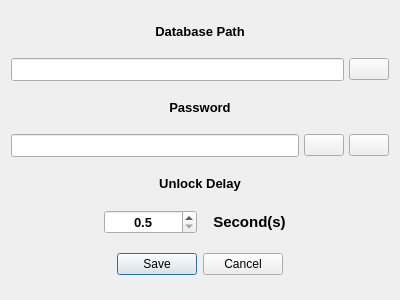
Before: the Qt Designer form src/ui/NewDatabase.ui in AdrianoGoede/LockBox, drawn with Qt 5.
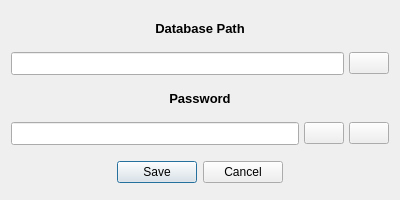
After: the same form once the commit is applied. Icons and pictures are not drawn.

The edit to the form file:
```diff
--- a/src/ui/NewDatabase.ui
+++ b/src/ui/NewDatabase.ui
@@ -7,25 +7,25 @@
     <x>0</x>
     <y>0</y>
     <width>400</width>
-    <height>300</height>
+    <height>200</height>
    </rect>
   </property>
   <property name="minimumSize">
    <size>
     <width>400</width>
-    <height>300</height>
+    <height>200</height>
    </size>
   </property>
   <property name="maximumSize">
    <size>
     <width>400</width>
-    <height>300</height>
+    <height>200</height>
    </size>
   </property>
   <property name="windowTitle">
    <string>New Database</string>
   </property>
-  <layout class="QVBoxLayout" name="verticalLayout" stretch="1,1,1,1,1,1,1">
+  <layout class="QVBoxLayout" name="verticalLayout" stretch="1,1,1,1,1">
    <property name="bottomMargin">
     <number>5</number>
    </property>
@@ -162,105 +162,6 @@
      </item>
     </layout>
    </item>
-   <item>
-    <widget class="QLabel" name="lbUnlockDelay">
-     <property name="sizePolicy">
-      <sizepolicy hsizetype="Preferred" vsizetype="Maximum">
-       <horstretch>0</horstretch>
-       <verstretch>0</verstretch>
-      </sizepolicy>
-     </property>
-     <property name="font">
-      <font>
-       <pointsize>10</pointsize>
-       <bold>true</bold>
-      </font>
-     </property>
-     <property name="text">
-      <string>Unlock Delay</string>
-     </property>
-     <property name="alignment">
-      <set>Qt::AlignmentFlag::AlignBottom|Qt::AlignmentFlag::AlignHCenter</set>
-     </property>
-    </widget>
-   </item>
-   <item>
-    <layout class="QHBoxLayout" name="unlockDelayLayout" stretch="1,1,1,1">
-     <item>
-      <spacer name="horizontalSpacer1">
-       <property name="orientation">
-        <enum>Qt::Orientation::Horizontal</enum>
-       </property>
-       <property name="sizeHint" stdset="0">
-        <size>
-         <width>40</width>
-         <height>20</height>
-        </size>
-       </property>
-      </spacer>
-     </item>
-     <item>
-      <widget class="QDoubleSpinBox" name="dsbUnlockDelay">
-       <property name="font">
-        <font>
-         <pointsize>10</pointsize>
-         <bold>true</bold>
-        </font>
-       </property>
-       <property name="alignment">
-        <set>Qt::AlignmentFlag::AlignCenter</set>
-       </property>
-       <property name="decimals">
-        <number>1</number>
-       </property>
-       <property name="minimum">
-        <double>0.500000000000000</double>
-       </property>
-       <property name="maximum">
-        <double>10.000000000000000</double>
-       </property>
-       <property name="singleStep">
-        <double>0.500000000000000</double>
-       </property>
-      </widget>
-     </item>
-     <item>
-      <widget class="QLabel" name="lbUnlockDelaySeconds">
-       <property name="sizePolicy">
-        <sizepolicy hsizetype="Preferred" vsizetype="Maximum">
-         <horstretch>0</horstretch>
-         <verstretch>0</verstretch>
-        </sizepolicy>
-       </property>
-       <property name="font">
-        <font>
-         <pointsize>11</pointsize>
-         <bold>true</bold>
-        </font>
-       </property>
-       <property name="text">
-        <string>Second(s)</string>
-       </property>
-       <property name="alignment">
-        <set>Qt::AlignmentFlag::AlignCenter</set>
-       </property>
-      </widget>
-     </item>
-     <item>
-      <spacer name="horizontalSpacer2">
-       <property name="orientation">
-        <enum>Qt::Orientation::Horizontal</enum>
-       </property>
-       <property name="sizeHint" stdset="0">
-        <size>
-         <width>40</width>
-         <height>20</height>
-        </size>
-       </property>
-      </spacer>
-     </item>
-    </layout>
-   </item>
    <item>
     <widget class="QDialogButtonBox" name="buttonBox">
      <property name="orientation">
```
